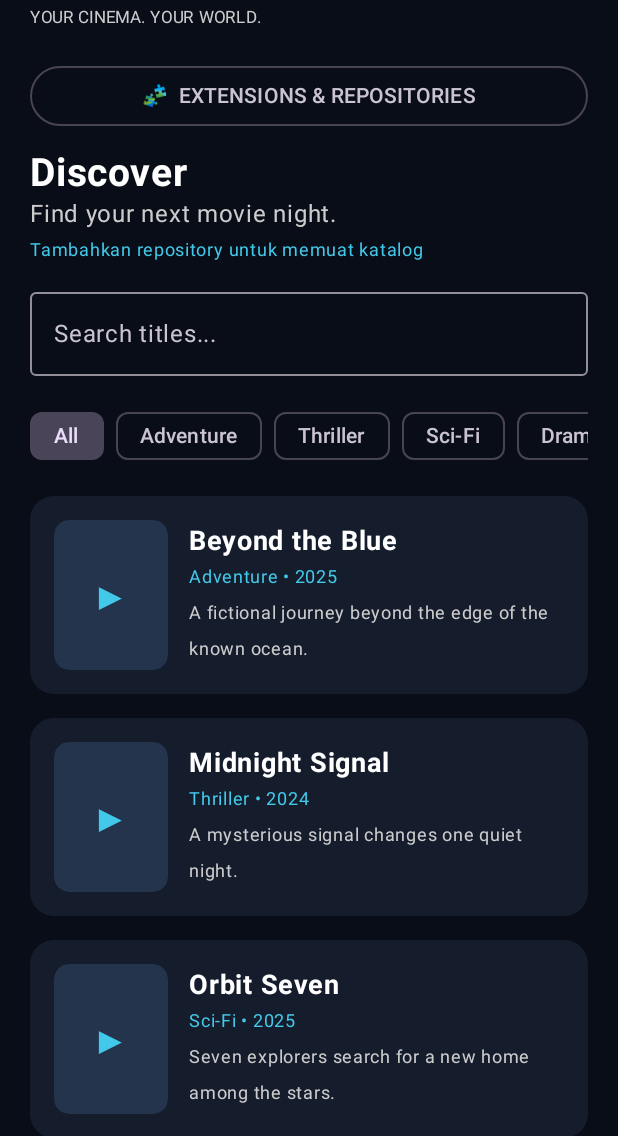
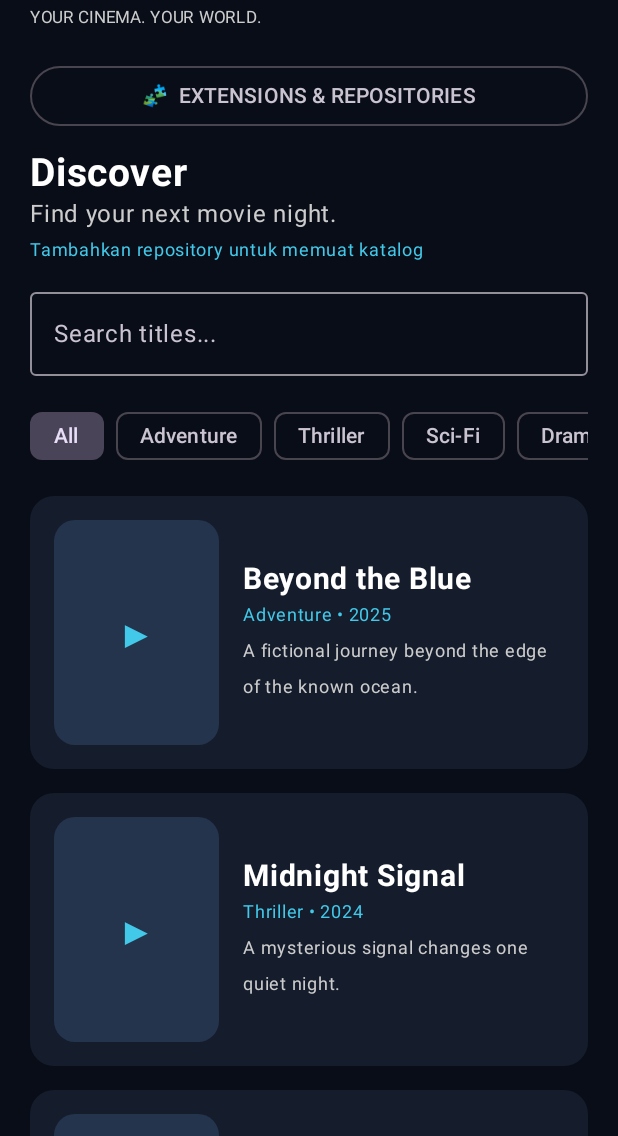
Before and after one commit to SalonTidakPas/MOVIXA, an Android app built with Jetpack Compose: the screen it shows after launch (MainActivity), on a phone screen of 412 x 824 dp, the part 100-1236 px from its top. Run offline under Robolectric (Android 15) with nearby library versions, the phone set to English and light mode, and no system bars.

Commit message:
Update MainActivity.kt

```diff
--- a/app/src/main/java/com/movixa/app/MainActivity.kt
+++ b/app/src/main/java/com/movixa/app/MainActivity.kt
@@ -635,17 +635,17 @@ fun MovieCard(movie: Movie, onClick: () -> Unit) {
         PosterImage(
     url = movie.posterUrl,
     modifier = Modifier
-        .size(width = 76.dp, height = 100.dp)
-        .clip(RoundedCornerShape(10.dp))
+        .size(width = 110.dp, height = 150.dp)
+        .clip(RoundedCornerShape(14.dp))
 )
 
-        Spacer(Modifier.width(14.dp))
+        Spacer(Modifier.width(16.dp))
 
         Column {
             Text(
                 movie.title,
                 fontWeight = FontWeight.Bold,
-                fontSize = 18.sp
+                fontSize = 20.sp
             )
             Text(
                 "${movie.genre} • ${movie.year}",
```
